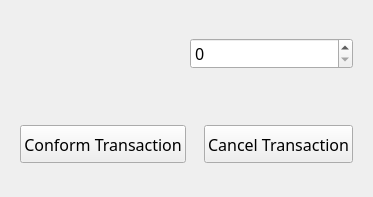
Old version of the form form/money_exchange.ui in the repository soda92/beijing_fushengji_rewrite.
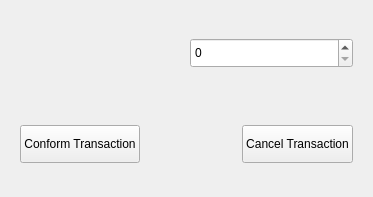
New version of the form.

Patch:
```diff
--- a/form/money_exchange.ui
+++ b/form/money_exchange.ui
@@ -13,11 +13,7 @@
   <property name="windowTitle">
    <string>Cash Transactions</string>
   </property>
-  <property name="styleSheet">
-   <string notr="true">QLabel, QPushButton, QTextBrowser, QGroupBox, QTextEdit, QSpinBox {
-                font: 12pt MiSans;
-            }</string>
-  </property>
+  
   <layout class="QVBoxLayout" name="verticalLayout">
    <item>
     <widget class="QWidget" name="widget" native="true">
```
